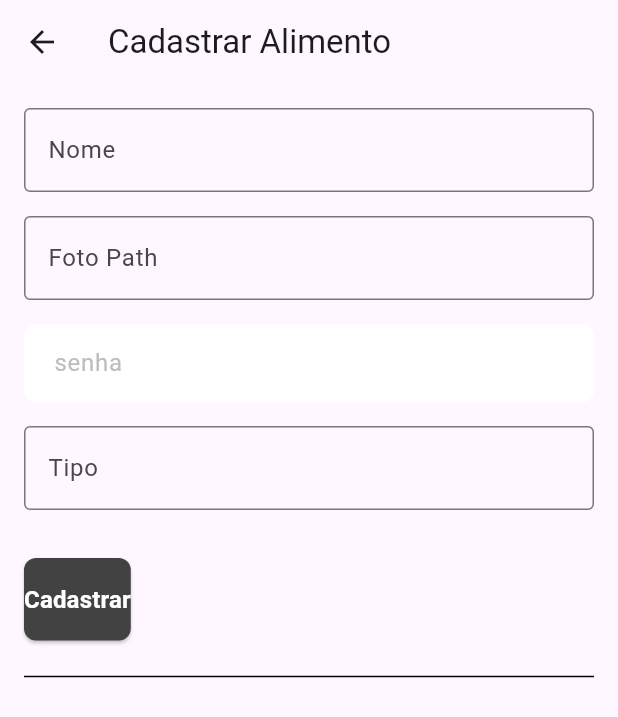
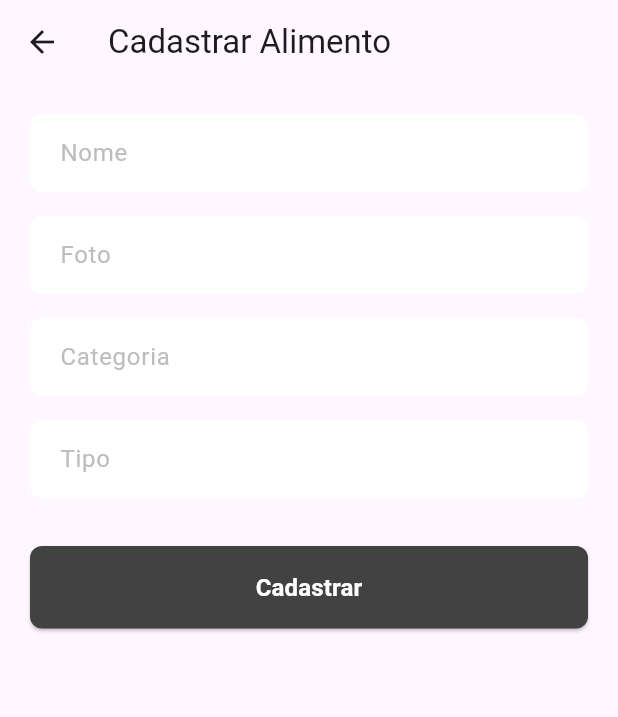
Before and after one commit to Turzzzin/app_nutricao_flutter, a Flutter app: the RegisterFoodScreen screen opened directly with empty values, on a phone screen of 412 x 824 dp. Shown: the top 717 px of the screen. Run offline on Flutter 3.47's test engine with Material 3 defaults, Android fonts, the phone set to English and light mode, and no system bars; our stand-ins replace flutter_svg, shared_preferences, sqflite; accounts and stored records are empty.

Commit message:
fix: ajustes no layout da tela register_food

```diff
--- a/lib/screens/register_food_screen.dart
+++ b/lib/screens/register_food_screen.dart
@@ -32,38 +32,32 @@ class RegisterFoodScreen extends StatelessWidget {
         title: Text("Cadastrar Alimento"),
       ),
       body: Padding(
-        padding: const EdgeInsets.all(16.0),
+        padding: const EdgeInsets.all(20.0),
         child: Column(
-          crossAxisAlignment: CrossAxisAlignment.start,
+          crossAxisAlignment: CrossAxisAlignment.stretch,
           children: [
-            TextField(
+            CustomTextField(
               controller: nomeController,
-              decoration: InputDecoration(
-                labelText: "Nome",
-                border: OutlineInputBorder(),
-              ),
+              hintText: 'Nome',
+              obscureText: true,
             ),
             SizedBox(height: 16),
-            TextField(
+            CustomTextField(
               controller: fotoPathController,
-              decoration: InputDecoration(
-                labelText: "Foto Path",
-                border: OutlineInputBorder(),
-              ),
+              hintText: 'Foto',
+              obscureText: true,
             ),
             SizedBox(height: 16),
             CustomTextField(
               controller: categoriaController,
-              hintText: 'senha',
+              hintText: 'Categoria',
               obscureText: true,
             ),
             SizedBox(height: 16),
-            TextField(
+            CustomTextField(
               controller: tipoController,
-              decoration: InputDecoration(
-                labelText: "Tipo",
-                border: OutlineInputBorder(),
-              ),
+              hintText: "Tipo",
+              obscureText: true,
             ),
             SizedBox(height: 32),
             CustomButton(
@@ -89,8 +83,6 @@ class RegisterFoodScreen extends StatelessWidget {
                 text: "Cadastrar",
             ),
             const SizedBox(height: 16),
-            const Divider(color: Colors.black),
-            const SizedBox(height: 8),
           ],
         ),
       ),
```
